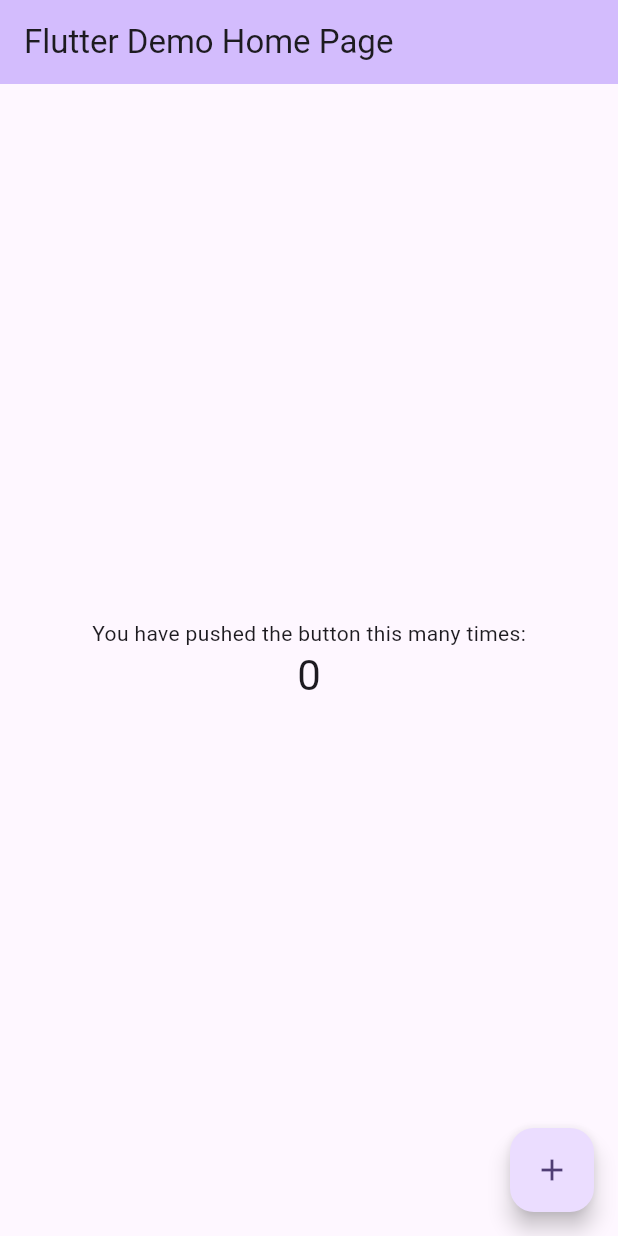
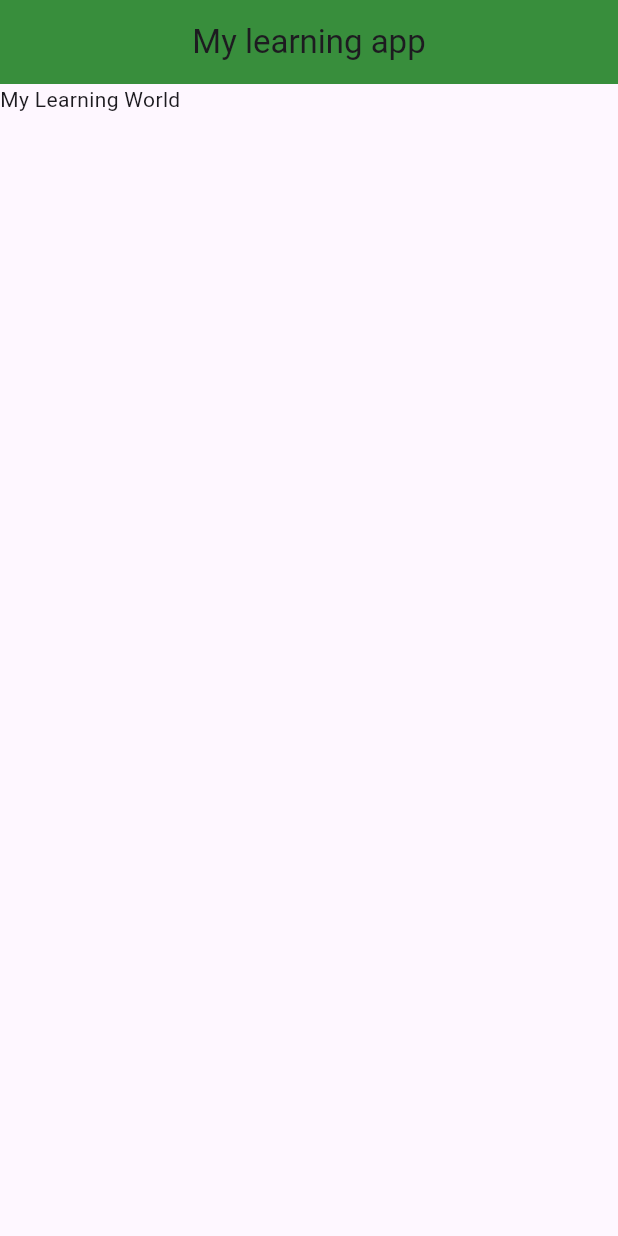
Before and after one commit to azmek/flutter_start, a Flutter app: the screen it shows after launch, on a phone screen of 412 x 824 dp. Run offline on Flutter 3.47's test engine with Material 3 defaults, Android fonts, the light colour scheme and no system bars.

Commit message:
started a fresh

```diff
--- a/lib/main.dart
+++ b/lib/main.dart
@@ -1,122 +1,25 @@
 import 'package:flutter/material.dart';
 
 void main() {
-  runApp(const MyApp());
+  runApp(
+    MaterialApp(
+      home: Scaffold(
+        appBar: AppBar(
+          title: const Text('My learning app'),
+          backgroundColor: Colors.green[700],
+          centerTitle: true,
+        ),
+        body: Home(),
+      ),
+    ),
+  );
 }
 
-class MyApp extends StatelessWidget {
-  const MyApp({super.key});
-
-  // This widget is the root of your application.
-  @override
-  Widget build(BuildContext context) {
-    return MaterialApp(
-      title: 'Flutter Demo',
-      theme: ThemeData(
-        // This is the theme of your application.
-        //
-        // TRY THIS: Try running your application with "flutter run". You'll see
-        // the application has a purple toolbar. Then, without quitting the app,
-        // try changing the seedColor in the colorScheme below to Colors.green
-        // and then invoke "hot reload" (save your changes or press the "hot
-        // reload" button in a Flutter-supported IDE, or press "r" if you used
-        // the command line to start the app).
-        //
-        // Notice that the counter didn't reset back to zero; the application
-        // state is not lost during the reload. To reset the state, use hot
-        // restart instead.
-        //
-        // This works for code too, not just values: Most code changes can be
-        // tested with just a hot reload.
-        colorScheme: ColorScheme.fromSeed(seedColor: Colors.deepPurple),
-      ),
-      home: const MyHomePage(title: 'Flutter Demo Home Page'),
-    );
-  }
-}
-
-class MyHomePage extends StatefulWidget {
-  const MyHomePage({super.key, required this.title});
-
-  // This widget is the home page of your application. It is stateful, meaning
-  // that it has a State object (defined below) that contains fields that affect
-  // how it looks.
-
-  // This class is the configuration for the state. It holds the values (in this
-  // case the title) provided by the parent (in this case the App widget) and
-  // used by the build method of the State. Fields in a Widget subclass are
-  // always marked "final".
-
-  final String title;
-
-  @override
-  State<MyHomePage> createState() => _MyHomePageState();
-}
-
-class _MyHomePageState extends State<MyHomePage> {
-  int _counter = 0;
-
-  void _incrementCounter() {
-    setState(() {
-      // This call to setState tells the Flutter framework that something has
-      // changed in this State, which causes it to rerun the build method below
-      // so that the display can reflect the updated values. If we changed
-      // _counter without calling setState(), then the build method would not be
-      // called again, and so nothing would appear to happen.
-      _counter++;
-    });
-  }
+class Home extends StatelessWidget {
+  const Home({super.key});
 
   @override
   Widget build(BuildContext context) {
-    // This method is rerun every time setState is called, for instance as done
-    // by the _incrementCounter method above.
-    //
-    // The Flutter framework has been optimized to make rerunning build methods
-    // fast, so that you can just rebuild anything that needs updating rather
-    // than having to individually change instances of widgets.
-    return Scaffold(
-      appBar: AppBar(
-        // TRY THIS: Try changing the color here to a specific color (to
-        // Colors.amber, perhaps?) and trigger a hot reload to see the AppBar
-        // change color while the other colors stay the same.
-        backgroundColor: Theme.of(context).colorScheme.inversePrimary,
-        // Here we take the value from the MyHomePage object that was created by
-        // the App.build method, and use it to set our appbar title.
-        title: Text(widget.title),
-      ),
-      body: Center(
-        // Center is a layout widget. It takes a single child and positions it
-        // in the middle of the parent.
-        child: Column(
-          // Column is also a layout widget. It takes a list of children and
-          // arranges them vertically. By default, it sizes itself to fit its
-          // children horizontally, and tries to be as tall as its parent.
-          //
-          // Column has various properties to control how it sizes itself and
-          // how it positions its children. Here we use mainAxisAlignment to
-          // center the children vertically; the main axis here is the vertical
-          // axis because Columns are vertical (the cross axis would be
-          // horizontal).
-          //
-          // TRY THIS: Invoke "debug painting" (choose the "Toggle Debug Paint"
-          // action in the IDE, or press "p" in the console), to see the
-          // wireframe for each widget.
-          mainAxisAlignment: MainAxisAlignment.center,
-          children: <Widget>[
-            const Text('You have pushed the button this many times:'),
-            Text(
-              '$_counter',
-              style: Theme.of(context).textTheme.headlineMedium,
-            ),
-          ],
-        ),
-      ),
-      floatingActionButton: FloatingActionButton(
-        onPressed: _incrementCounter,
-        tooltip: 'Increment',
-        child: const Icon(Icons.add),
-      ), // This trailing comma makes auto-formatting nicer for build methods.
-    );
+    return const Text('My Learning World');
   }
 }
```
